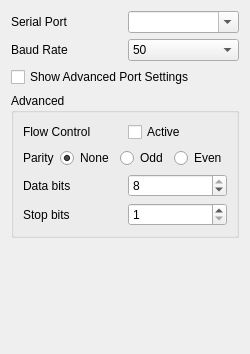
Before: the Qt Designer form src/ui/SerialSettings.ui in ArduPilot/apm_planner, drawn with Qt 5.
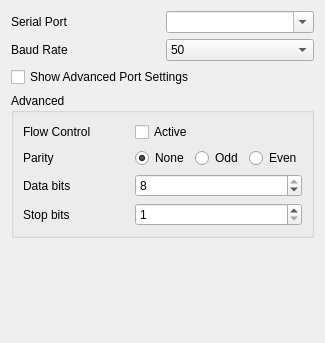
After: the same form once the commit is applied.

Commit message: Serial Link: Fix UI Layout

The edit to the form file:
```diff
--- a/src/ui/SerialSettings.ui
+++ b/src/ui/SerialSettings.ui
@@ -6,24 +6,24 @@
    <rect>
     <x>0</x>
     <y>0</y>
-    <width>234</width>
-    <height>354</height>
+    <width>325</width>
+    <height>343</height>
    </rect>
   </property>
   <property name="windowTitle">
    <string>Form</string>
   </property>
-  <layout class="QVBoxLayout" name="verticalLayout_2">
+  <layout class="QVBoxLayout" name="verticalLayout">
    <item>
-    <layout class="QHBoxLayout" name="horizontalLayout_7" stretch="0,0">
-     <item>
+    <layout class="QGridLayout" name="gridLayout">
+     <item row="0" column="0">
       <widget class="QLabel" name="portlabel">
        <property name="text">
         <string>Serial Port</string>
        </property>
       </widget>
      </item>
-     <item>
+     <item row="0" column="1">
       <widget class="QComboBox" name="portName">
        <property name="minimumSize">
         <size>
@@ -53,18 +53,14 @@
        </item>
       </widget>
      </item>
-    </layout>
-   </item>
-   <item>
-    <layout class="QHBoxLayout" name="horizontalLayout_6" stretch="0,0">
-     <item>
+     <item row="1" column="0">
       <widget class="QLabel" name="portlabel_2">
        <property name="text">
         <string>Baud Rate</string>
        </property>
       </widget>
      </item>
-     <item>
+     <item row="1" column="1">
       <widget class="QComboBox" name="baudRate">
        <property name="minimumSize">
         <size>
@@ -224,23 +220,39 @@
     </widget>
    </item>
    <item>
-    <layout class="QHBoxLayout" name="horizontalLayout_8">
-     <item>
       <widget class="QGroupBox" name="advGroupBox">
+     <property name="sizePolicy">
+      <sizepolicy hsizetype="Preferred" vsizetype="Preferred">
+       <horstretch>0</horstretch>
+       <verstretch>0</verstretch>
+      </sizepolicy>
+     </property>
+     <property name="maximumSize">
+      <size>
+       <width>16777215</width>
+       <height>16777215</height>
+      </size>
+     </property>
        <property name="title">
         <string>Advanced</string>
        </property>
-       <layout class="QVBoxLayout" name="verticalLayout">
-        <item>
          <layout class="QHBoxLayout" name="horizontalLayout">
           <item>
+       <layout class="QGridLayout" name="gridLayout_3">
+        <item row="0" column="0">
            <widget class="QLabel" name="portlabel_3">
+          <property name="sizePolicy">
+           <sizepolicy hsizetype="Minimum" vsizetype="Preferred">
+            <horstretch>0</horstretch>
+            <verstretch>0</verstretch>
+           </sizepolicy>
+          </property>
             <property name="text">
              <string>Flow Control</string>
             </property>
            </widget>
           </item>
-          <item>
+        <item row="0" column="1">
            <widget class="QCheckBox" name="flowControlCheckBox">
             <property name="toolTip">
              <string>Activate / deactivate hardware flow control. Commonly deactivated</string>
@@ -256,21 +268,29 @@
             </property>
            </widget>
           </item>
-         </layout>
-        </item>
-        <item>
-         <layout class="QHBoxLayout" name="horizontalLayout_3">
-          <item>
+        <item row="1" column="0">
            <widget class="QLabel" name="portlabel_4">
+          <property name="sizePolicy">
+           <sizepolicy hsizetype="Minimum" vsizetype="Preferred">
+            <horstretch>0</horstretch>
+            <verstretch>0</verstretch>
+           </sizepolicy>
+          </property>
             <property name="text">
              <string>Parity</string>
             </property>
            </widget>
           </item>
-          <item>
-           <layout class="QHBoxLayout" name="horizontalLayout_2">
-            <item>
+        <item row="1" column="1">
+         <layout class="QGridLayout" name="gridLayout_2">
+          <item row="0" column="0">
              <widget class="QRadioButton" name="parNone">
+            <property name="sizePolicy">
+             <sizepolicy hsizetype="Preferred" vsizetype="Fixed">
+              <horstretch>0</horstretch>
+              <verstretch>0</verstretch>
+             </sizepolicy>
+            </property>
               <property name="toolTip">
                <string>Set the parity. In most cases no parity (None) is used.</string>
               </property>
@@ -288,8 +308,14 @@
               </property>
              </widget>
             </item>
-            <item>
+          <item row="0" column="1">
              <widget class="QRadioButton" name="parOdd">
+            <property name="sizePolicy">
+             <sizepolicy hsizetype="Preferred" vsizetype="Fixed">
+              <horstretch>0</horstretch>
+              <verstretch>0</verstretch>
+             </sizepolicy>
+            </property>
               <property name="toolTip">
                <string>Set the parity. In most cases no parity (None) is used.</string>
               </property>
@@ -304,8 +330,14 @@
               </property>
              </widget>
             </item>
-            <item>
+          <item row="0" column="2">
              <widget class="QRadioButton" name="parEven">
+            <property name="sizePolicy">
+             <sizepolicy hsizetype="Preferred" vsizetype="Fixed">
+              <horstretch>0</horstretch>
+              <verstretch>0</verstretch>
+             </sizepolicy>
+            </property>
               <property name="toolTip">
                <string>Set the parity. In most cases no parity (None) is used.</string>
               </property>
@@ -322,18 +354,20 @@
             </item>
            </layout>
           </item>
-         </layout>
-        </item>
-        <item>
-         <layout class="QHBoxLayout" name="horizontalLayout_4">
-          <item>
+        <item row="2" column="0">
            <widget class="QLabel" name="portlabel_5">
+          <property name="sizePolicy">
+           <sizepolicy hsizetype="Minimum" vsizetype="Preferred">
+            <horstretch>0</horstretch>
+            <verstretch>0</verstretch>
+           </sizepolicy>
+          </property>
             <property name="text">
              <string>Data bits</string>
             </property>
            </widget>
           </item>
-          <item>
+        <item row="2" column="1">
            <widget class="QSpinBox" name="dataBitsSpinBox">
             <property name="sizePolicy">
              <sizepolicy hsizetype="Preferred" vsizetype="Fixed">
@@ -367,18 +401,20 @@
             </property>
            </widget>
           </item>
-         </layout>
-        </item>
-        <item>
-         <layout class="QHBoxLayout" name="horizontalLayout_5">
-          <item>
+        <item row="3" column="0">
            <widget class="QLabel" name="portlabel_6">
+          <property name="sizePolicy">
+           <sizepolicy hsizetype="Minimum" vsizetype="Preferred">
+            <horstretch>0</horstretch>
+            <verstretch>0</verstretch>
+           </sizepolicy>
+          </property>
             <property name="text">
              <string>Stop bits</string>
             </property>
            </widget>
           </item>
-          <item>
+        <item row="3" column="1">
            <widget class="QSpinBox" name="stopBitsSpinBox">
             <property name="sizePolicy">
              <sizepolicy hsizetype="Preferred" vsizetype="Fixed">
@@ -418,29 +454,14 @@
       </widget>
      </item>
      <item>
-      <spacer name="horizontalSpacer_3">
-       <property name="orientation">
-        <enum>Qt::Horizontal</enum>
-       </property>
-       <property name="sizeHint" stdset="0">
-        <size>
-         <width>40</width>
-         <height>20</height>
-        </size>
-       </property>
-      </spacer>
-     </item>
-    </layout>
-   </item>
-   <item>
     <spacer name="verticalSpacer">
      <property name="orientation">
       <enum>Qt::Vertical</enum>
      </property>
      <property name="sizeHint" stdset="0">
       <size>
-       <width>20</width>
-       <height>40</height>
+       <width>17</width>
+       <height>64</height>
       </size>
      </property>
     </spacer>
```
Left out of the diff: 2 changed lines with no effect on the pictures. Lines whose indentation alone changed are shown as unchanged.
